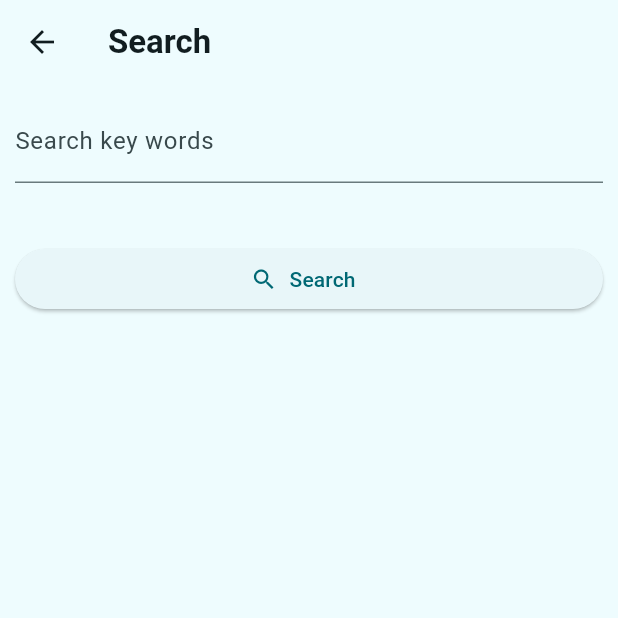
After one commit to pedromartinez079/Regulus-eStore-Flutter, a Flutter app: the screen it shows after launch, after a tap on the "search" icon, on a phone screen of 412 x 824 dp, the top half of it. The commit adds this screen. Run offline on Flutter 3.47's test engine with Material 3 defaults, Android fonts, the phone set to English and light mode, and no system bars; our stand-ins replace flutter_riverpod, google_fonts, shared_preferences; network calls fail.

Commit message:
products grid widget, search screen, AppBar > product screen

```diff
--- a/lib/screens/gallery.dart
+++ b/lib/screens/gallery.dart
@@ -1,4 +1,3 @@
-import 'package:e_store/widgets/card.dart';
 import 'package:flutter/material.dart';
 import 'dart:convert';
 import 'package:flutter_riverpod/flutter_riverpod.dart';
@@ -6,6 +5,8 @@ import 'package:flutter_riverpod/flutter_riverpod.dart';
 import 'package:e_store/services/regulus_vercel_api.dart';
 import 'package:e_store/screens/filter.dart';
 import 'package:e_store/screens/about.dart';
+import 'package:e_store/screens/search.dart';
+import 'package:e_store/widgets/products_grid.dart';
 import 'package:e_store/providers/filter_provider.dart';
 import 'package:shared_preferences/shared_preferences.dart';
 
@@ -183,25 +184,7 @@ class _GalleryScreenState extends ConsumerState<GalleryScreen> {
               crossAxisAlignment: CrossAxisAlignment.stretch,
               children: [
                 Expanded(
-                  child: LayoutBuilder(
-                    builder: (context, constraints) {
-                      int crossAxisCount = constraints.maxWidth < 600 ? 2 : 4;
-                      return GridView.builder(
-                        //shrinkWrap: true,
-                        //physics: NeverScrollableScrollPhysics(),
-                        itemCount: currentItems.length,
-                        gridDelegate: SliverGridDelegateWithFixedCrossAxisCount(
-                          crossAxisCount: crossAxisCount,
-                          crossAxisSpacing: 10,
-                          mainAxisSpacing: 10,
-                          childAspectRatio: 4 / 7, // Adjust
-                        ),
-                        itemBuilder: (context, index) {
-                          return ProductCard(product: currentItems[index]);
-                        },
-                      );
-                    },
-                  ),
+                  child: ProductsGrid(products: currentItems),
                 ),
                 Row(
                   mainAxisAlignment: MainAxisAlignment.spaceBetween,
@@ -228,7 +211,7 @@ class _GalleryScreenState extends ConsumerState<GalleryScreen> {
     return Scaffold(
       appBar: AppBar(
         title: Text(
-          'Products',
+          'E-Store',
           style: TextStyle(color: Theme.of(context).colorScheme.onSurface),
           ),
         actions: [
@@ -243,6 +226,17 @@ class _GalleryScreenState extends ConsumerState<GalleryScreen> {
               );
             },
             icon: Icon(Icons.filter_alt),
+          ),
+          // Search
+          IconButton(
+            onPressed: () {
+              Navigator.of(context).push(
+                MaterialPageRoute(
+                  builder: (ctx) => SearchScreen(),
+                )
+              );
+            },
+            icon: Icon(Icons.search),
           ),
           // About screen
           IconButton(
--- a/lib/screens/product.dart
+++ b/lib/screens/product.dart
@@ -9,6 +9,7 @@ class ProductPage extends StatelessWidget {
   @override
   Widget build(BuildContext context) {
     return Scaffold(
+      appBar: AppBar(title: Text(product['code']),),
       body: SafeArea(
         child: Row(
           children: [
--- /dev/null
+++ b/lib/screens/search.dart
@@ -0,0 +1,104 @@
+import 'package:flutter/material.dart';
+import 'package:flutter_riverpod/flutter_riverpod.dart';
+
+import 'package:e_store/services/regulus_vercel_api.dart';
+import 'package:e_store/widgets/products_grid.dart';
+
+class SearchScreen extends ConsumerStatefulWidget{
+  const SearchScreen({super.key});
+
+  @override
+  ConsumerState<SearchScreen> createState() {
+    return _SearchScreenState();
+  }
+}
+
+class _SearchScreenState extends ConsumerState<SearchScreen> {
+  final _searchController = TextEditingController();
+  Map? _results;
+  bool _showResults = false;
+  bool _nothing = false;
+
+  void _onSearch() async {
+    final searchString = _searchController.text;
+    final regex = RegExp(r'^[a-zA-Z0-9]$');
+
+    if (searchString.isEmpty ||
+      !regex.hasMatch(searchString[0])) { return; }
+
+    try {
+      final results = await fetchFromRegulusVercel('products?search=$searchString');
+      if (results['products'] != null && results['products'].isNotEmpty) {
+        setState(() {
+          _results = results;
+          _showResults = true;
+          _nothing = false;
+        });
+      } else {
+        setState(() {
+          _showResults = false;
+          _nothing = true;
+        });
+      }
+    } catch(e) {
+      setState(() {
+        _showResults = false;
+        _nothing = true;
+      });
+    }
+  }
+
+ @override
+  Widget build(BuildContext context) {
+    return Scaffold(
+      appBar: AppBar(title: Text('Search'),),
+      body: SafeArea(
+        child: Padding(
+          padding: EdgeInsets.all(10),
+          child: Column(
+            crossAxisAlignment: CrossAxisAlignment.stretch,
+            children: [
+              // Search input
+              TextField(
+                controller: _searchController,
+                decoration: InputDecoration(
+                  labelText: 'Search key words',
+                ),
+                style: TextStyle(
+                  color: Theme.of(context).colorScheme.onSurface,
+                ),
+              ),
+              const SizedBox(height:40),
+              // Search button
+              ElevatedButton.icon(
+                onPressed: _onSearch,
+                icon: const Icon(Icons.search),
+                label: const Text('Search'),
+              ),
+              const SizedBox(height:40),
+              // Show block results?
+              if (_showResults)
+                Expanded(
+                  child: ProductsGrid(
+                    products: _results!['products'],
+                  ),
+                ),
+              // No results
+              if (_nothing)
+                Center(
+                  child: Text(
+                    'No results',
+                    style: TextStyle(
+                      fontSize: 18,
+                      color: Theme.of(context).colorScheme.error,
+                    ),
+                  )
+                )
+            ],
+          ),
+        ),
+      ),
+    );
+  }
+
+}
```
Also changed, not shown: lib/widgets/products_grid.dart (added, +29 -0 lines).
